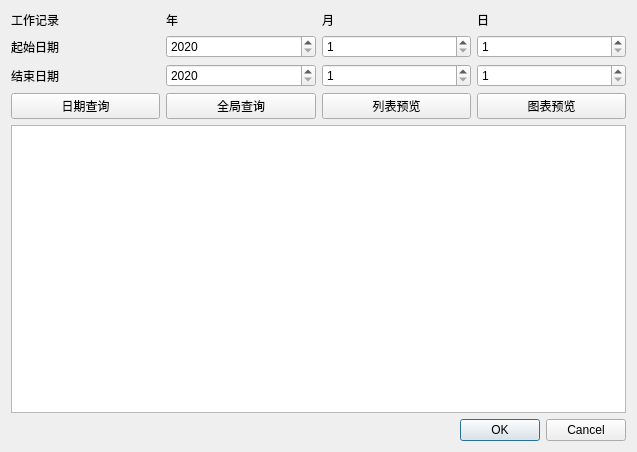
This is findhistory.ui in shishizhao1988/HeatInsDetec as Qt 5 draws it before an edit. The edited form follows.
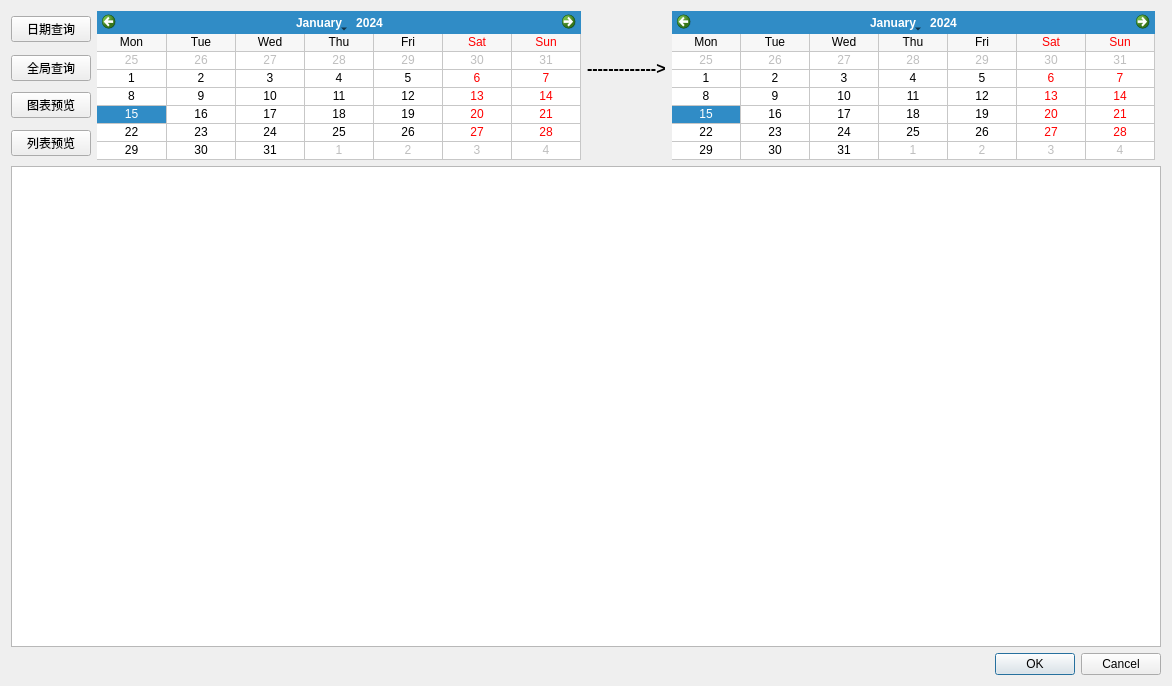
This is the edited form.

The edit to the form file:
```diff
--- a/findhistory.ui
+++ b/findhistory.ui
@@ -6,8 +6,8 @@
    <rect>
     <x>0</x>
     <y>0</y>
-    <width>637</width>
-    <height>452</height>
+    <width>1172</width>
+    <height>686</height>
    </rect>
   </property>
   <property name="windowTitle">
@@ -21,140 +21,72 @@
     <layout class="QHBoxLayout" name="horizontalLayout">
      <item>
       <layout class="QGridLayout" name="gridLayout">
-       <item row="0" column="2">
-        <widget class="QLabel" name="label_5">
-         <property name="text">
-          <string>月</string>
-         </property>
-        </widget>
-       </item>
-       <item row="2" column="0">
-        <widget class="QLabel" name="label_4">
-         <property name="text">
-          <string>结束日期</string>
-         </property>
-        </widget>
-       </item>
-       <item row="3" column="0">
-        <widget class="QPushButton" name="pbFindByDay">
-         <property name="text">
-          <string>日期查询</string>
-         </property>
-        </widget>
-       </item>
-       <item row="1" column="1">
-        <widget class="QSpinBox" name="sbStartYear">
-         <property name="minimum">
-          <number>2020</number>
-         </property>
-         <property name="maximum">
-          <number>2100</number>
-         </property>
-        </widget>
-       </item>
-       <item row="4" column="0" colspan="4">
+       <item row="4" column="0" colspan="5">
         <widget class="QTableView" name="tableView">
          <property name="styleSheet">
           <string notr="true"/>
          </property>
         </widget>
        </item>
-       <item row="3" column="2">
+       <item row="0" column="0">
+        <widget class="QPushButton" name="pbFindByDay">
+         <property name="text">
+          <string>日期查询</string>
+         </property>
+        </widget>
+       </item>
+       <item row="3" column="0">
         <widget class="QPushButton" name="pbPrint">
          <property name="text">
           <string>列表预览</string>
          </property>
         </widget>
        </item>
-       <item row="2" column="1">
-        <widget class="QSpinBox" name="sbEndYear">
-         <property name="minimum">
-          <number>2020</number>
-         </property>
-         <property name="maximum">
-          <number>2100</number>
-         </property>
-        </widget>
-       </item>
-       <item row="0" column="1">
-        <widget class="QLabel" name="label">
-         <property name="text">
-          <string>年</string>
-         </property>
-        </widget>
-       </item>
-       <item row="2" column="2">
-        <widget class="QSpinBox" name="sbEndMonth">
-         <property name="minimum">
-          <number>1</number>
-         </property>
-         <property name="maximum">
-          <number>12</number>
-         </property>
-        </widget>
-       </item>
        <item row="1" column="0">
-        <widget class="QLabel" name="label_3">
+        <widget class="QPushButton" name="pbFindShowAll">
          <property name="text">
-          <string>起始日期</string>
+          <string>全局查询</string>
          </property>
         </widget>
        </item>
-       <item row="2" column="3">
-        <widget class="QSpinBox" name="sbEndDay">
-         <property name="minimum">
-          <number>1</number>
-         </property>
-         <property name="maximum">
-          <number>31</number>
-         </property>
-        </widget>
-       </item>
-       <item row="0" column="0">
-        <widget class="QLabel" name="label_6">
-         <property name="text">
-          <string>工作记录</string>
-         </property>
-        </widget>
-       </item>
-       <item row="3" column="3">
+       <item row="2" column="0">
         <widget class="QPushButton" name="pbChartPrint">
          <property name="text">
           <string>图表预览</string>
          </property>
         </widget>
        </item>
+       <item row="0" column="1" rowspan="4">
+        <widget class="QCalendarWidget" name="cwStart">
+         <property name="gridVisible">
+          <bool>true</bool>
+         </property>
+         <property name="verticalHeaderFormat">
+          <enum>QCalendarWidget::NoVerticalHeader</enum>
+         </property>
+        </widget>
+       </item>
+       <item row="0" column="3" rowspan="4">
+        <widget class="QCalendarWidget" name="cwEnd">
+         <property name="gridVisible">
+          <bool>true</bool>
+         </property>
+         <property name="verticalHeaderFormat">
+          <enum>QCalendarWidget::NoVerticalHeader</enum>
+         </property>
+        </widget>
+       </item>
        <item row="1" column="2">
-        <widget class="QSpinBox" name="sbStartMonth">
-         <property name="minimum">
-          <number>1</number>
+        <widget class="QLabel" name="label">
+         <property name="font">
+          <font>
+           <pointsize>12</pointsize>
+           <weight>75</weight>
+           <bold>true</bold>
+          </font>
          </property>
-         <property name="maximum">
-          <number>12</number>
-         </property>
-        </widget>
-       </item>
-       <item row="1" column="3">
-        <widget class="QSpinBox" name="sbStartDay">
-         <property name="minimum">
-          <number>1</number>
-         </property>
-         <property name="maximum">
-          <number>31</number>
-         </property>
-        </widget>
-       </item>
-       <item row="0" column="3">
-        <widget class="QLabel" name="label_2">
          <property name="text">
-          <string>日</string>
-         </property>
-        </widget>
-       </item>
-       <item row="3" column="1">
-        <widget class="QPushButton" name="pbFindShowAll">
-         <property name="text">
-          <string>全局查询</string>
+          <string>-------------&gt;</string>
          </property>
         </widget>
        </item>
```
